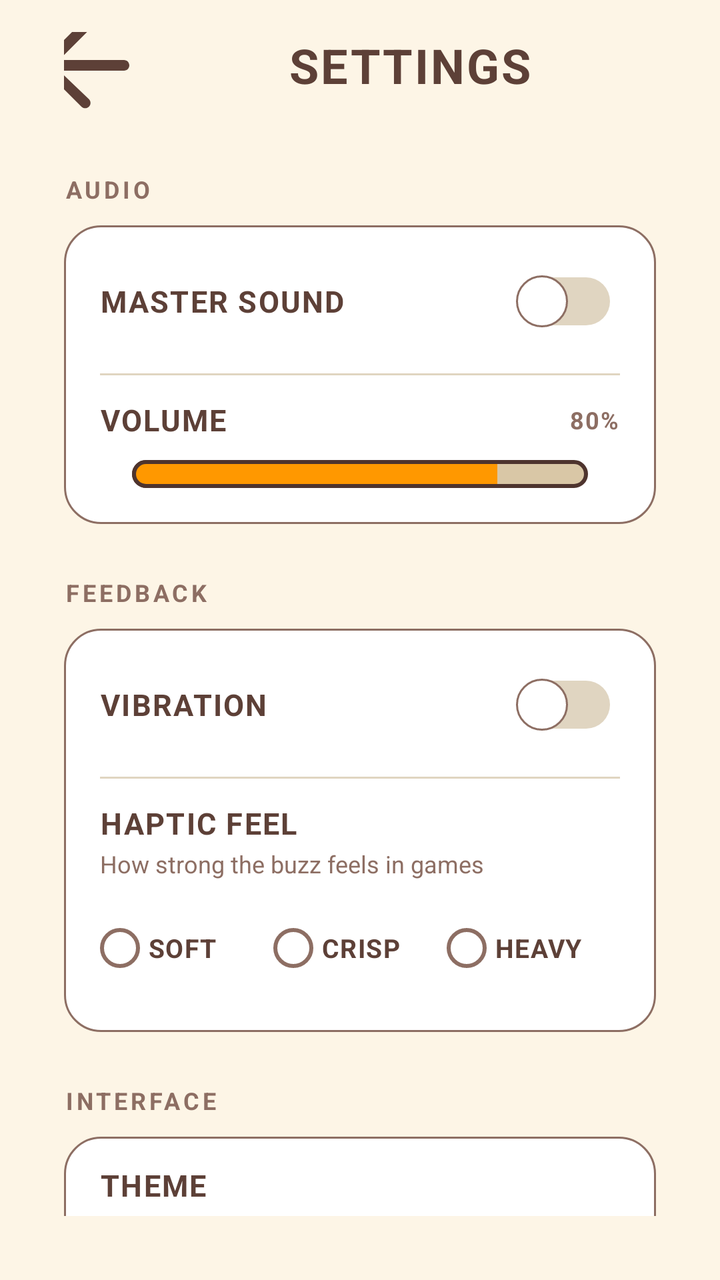
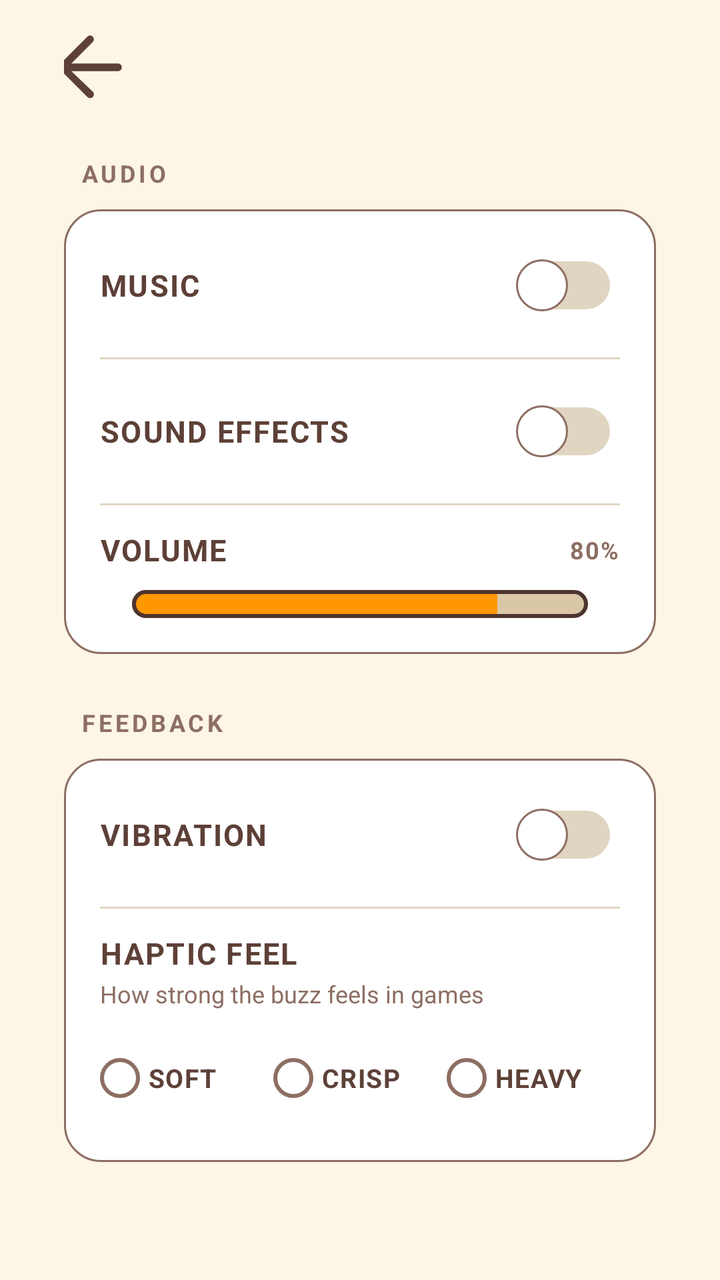

An Android layout rendered at two revisions. The XML below is the earlier revision; the diff shows what the commit changed to produce the second picture.
<!-- AndroidManifest.xml: activity theme Theme.Shell -->
<!-- res/layout/activity_settings.xml -->
﻿<?xml version="1.0" encoding="utf-8"?>
<androidx.constraintlayout.widget.ConstraintLayout xmlns:android="http://schemas.android.com/apk/res/android"
    xmlns:app="http://schemas.android.com/apk/res-auto"
    android:layout_width="match_parent"
    android:layout_height="match_parent"
    android:paddingStart="@dimen/screen_margin"
    android:paddingEnd="@dimen/screen_margin"
    android:paddingTop="@dimen/standard_spacing"
    android:paddingBottom="@dimen/screen_margin">

    <ImageButton
        android:id="@+id/btnBack"
        android:layout_width="64dp"
        android:layout_height="64dp"
        android:layout_marginStart="-24dp"
        android:layout_marginTop="-16dp"
        android:background="?attr/selectableItemBackgroundBorderless"
        android:contentDescription="@string/back"
        android:scaleType="fitCenter"
        android:src="@drawable/ic_back_arrow"
        app:layout_constraintStart_toStartOf="parent"
        app:layout_constraintTop_toTopOf="parent" />

    <TextView
        android:id="@+id/screenTitle"
        android:layout_width="0dp"
        android:layout_height="wrap_content"
        android:layout_marginStart="10dp"
        android:letterSpacing="0.04"
        android:maxLines="1"
        android:shadowColor="#33FFFFFF"
        android:shadowDx="0"
        android:shadowDy="3"
        android:shadowRadius="0"
        android:text="@string/settings"
        android:textAlignment="center"
        android:textAllCaps="true"
        android:textColor="@color/studio_on_background"
        android:textSize="24sp"
        android:textStyle="bold"
        app:autoSizeMaxTextSize="24sp"
        app:autoSizeMinTextSize="13sp"
        app:autoSizeStepGranularity="1sp"
        app:autoSizeTextType="uniform"
        app:layout_constraintBottom_toBottomOf="@id/btnBack"
        app:layout_constraintEnd_toEndOf="parent"
        app:layout_constraintStart_toEndOf="@id/btnBack"
        app:layout_constraintTop_toTopOf="@id/btnBack" />

    <androidx.core.widget.NestedScrollView
        android:layout_width="0dp"
        android:layout_height="0dp"
        android:layout_marginTop="16dp"
        android:clipToPadding="false"
        android:fillViewport="true"
        android:scrollbars="none"
        app:layout_constraintBottom_toBottomOf="parent"
        app:layout_constraintEnd_toEndOf="parent"
        app:layout_constraintStart_toStartOf="parent"
        app:layout_constraintTop_toBottomOf="@id/btnBack">

        <LinearLayout
            android:layout_width="match_parent"
            android:layout_height="wrap_content"
            android:orientation="vertical"
            android:paddingBottom="24dp">

            
            <TextView
                style="@style/SectionLabel"
                android:text="@string/section_audio" />

            <LinearLayout
                android:layout_width="match_parent"
                android:layout_height="wrap_content"
                android:layout_marginBottom="20dp"
                android:background="@drawable/bg_settings_card"
                android:orientation="vertical"
                android:paddingStart="18dp"
                android:paddingTop="14dp"
                android:paddingEnd="18dp"
                android:paddingBottom="18dp">

                <LinearLayout
                    android:layout_width="match_parent"
                    android:layout_height="wrap_content"
                    android:gravity="center_vertical"
                    android:orientation="horizontal">

                    <TextView
                        style="@style/RowLabel"
                        android:layout_width="0dp"
                        android:layout_weight="1"
                        android:text="@string/row_master_sound" />

                    <androidx.appcompat.widget.SwitchCompat
                        android:id="@+id/swSound"
                        android:layout_width="wrap_content"
                        android:layout_height="wrap_content"
                        android:thumb="@drawable/switch_thumb"
                        app:track="@drawable/switch_track" />
                </LinearLayout>

                <View
                    android:layout_width="match_parent"
                    android:layout_height="1dp"
                    android:layout_marginTop="12dp"
                    android:layout_marginBottom="12dp"
                    android:background="@color/studio_muted" />

                <LinearLayout
                    android:layout_width="match_parent"
                    android:layout_height="wrap_content"
                    android:gravity="center_vertical"
                    android:orientation="horizontal">

                    <TextView
                        style="@style/RowLabel"
                        android:layout_width="0dp"
                        android:layout_weight="1"
                        android:text="@string/row_volume" />

                    <TextView
                        android:id="@+id/volValue"
                        android:layout_width="wrap_content"
                        android:layout_height="wrap_content"
                        android:letterSpacing="0.06"
                        android:text="80%"
                        android:textColor="@color/studio_border"
                        android:textSize="12sp"
                        android:textStyle="bold" />
                </LinearLayout>

                <SeekBar
                    android:id="@+id/seekVolume"
                    android:layout_width="match_parent"
                    android:layout_height="wrap_content"
                    android:layout_marginTop="10dp"
                    android:max="100"
                    android:maxHeight="14dp"
                    android:minHeight="14dp"
                    android:progress="80"
                    android:progressDrawable="@drawable/seek_progress"
                    android:splitTrack="false"
                    android:thumb="@drawable/seek_thumb" />
            </LinearLayout>

            
            <TextView
                style="@style/SectionLabel"
                android:text="@string/section_feedback" />

            <LinearLayout
                android:layout_width="match_parent"
                android:layout_height="wrap_content"
                android:layout_marginBottom="20dp"
                android:background="@drawable/bg_settings_card"
                android:orientation="vertical"
                android:paddingStart="18dp"
                android:paddingTop="14dp"
                android:paddingEnd="18dp"
                android:paddingBottom="18dp">

                <LinearLayout
                    android:layout_width="match_parent"
                    android:layout_height="wrap_content"
                    android:gravity="center_vertical"
                    android:orientation="horizontal">

                    <TextView
                        style="@style/RowLabel"
                        android:layout_width="0dp"
                        android:layout_weight="1"
                        android:text="@string/row_vibration" />

                    <androidx.appcompat.widget.SwitchCompat
                        android:id="@+id/swVibe"
                        android:layout_width="wrap_content"
                        android:layout_height="wrap_content"
                        android:thumb="@drawable/switch_thumb"
                        app:track="@drawable/switch_track" />
                </LinearLayout>

                <View
                    android:layout_width="match_parent"
                    android:layout_height="1dp"
                    android:layout_marginTop="12dp"
                    android:layout_marginBottom="12dp"
                    android:background="@color/studio_muted" />

                <TextView
                    style="@style/RowLabel"
                    android:text="@string/row_haptic_feel" />

                <TextView
                    style="@style/RowHint"
                    android:layout_marginTop="2dp"
                    android:text="@string/row_haptic_feel_hint" />

                <RadioGroup
                    android:id="@+id/hapticGroup"
                    android:layout_width="match_parent"
                    android:layout_height="wrap_content"
                    android:layout_marginTop="10dp"
                    android:orientation="horizontal">

                    <RadioButton
                        android:id="@+id/rbHapticSoft"
                        android:layout_width="0dp"
                        android:layout_height="wrap_content"
                        android:layout_weight="1"
                        android:button="@drawable/radio_shell"
                        android:buttonTint="@color/radio_tint"
                        android:letterSpacing="0.04"
                        android:paddingStart="4dp"
                        android:paddingEnd="4dp"
                        android:text="@string/haptic_soft"
                        android:textAllCaps="true"
                        android:textColor="@color/studio_on_surface"
                        android:textSize="13sp"
                        android:textStyle="bold" />

                    <RadioButton
                        android:id="@+id/rbHapticCrisp"
                        android:layout_width="0dp"
                        android:layout_height="wrap_content"
                        android:layout_weight="1"
                        android:button="@drawable/radio_shell"
                        android:buttonTint="@color/radio_tint"
                        android:letterSpacing="0.04"
                        android:paddingStart="4dp"
                        android:paddingEnd="4dp"
                        android:text="@string/haptic_crisp"
                        android:textAllCaps="true"
                        android:textColor="@color/studio_on_surface"
                        android:textSize="13sp"
                        android:textStyle="bold" />

                    <RadioButton
                        android:id="@+id/rbHapticHeavy"
                        android:layout_width="0dp"
                        android:layout_height="wrap_content"
                        android:layout_weight="1"
                        android:button="@drawable/radio_shell"
                        android:buttonTint="@color/radio_tint"
                        android:letterSpacing="0.04"
                        android:paddingStart="4dp"
                        android:paddingEnd="4dp"
                        android:text="@string/haptic_heavy"
                        android:textAllCaps="true"
                        android:textColor="@color/studio_on_surface"
                        android:textSize="13sp"
                        android:textStyle="bold" />
                </RadioGroup>
            </LinearLayout>

            
            <TextView
                style="@style/SectionLabel"
                android:text="@string/section_interface" />

            <LinearLayout
                android:layout_width="match_parent"
                android:layout_height="wrap_content"
                android:background="@drawable/bg_settings_card"
                android:orientation="vertical"
                android:paddingStart="18dp"
                android:paddingTop="14dp"
                android:paddingEnd="18dp"
                android:paddingBottom="18dp">

                <TextView
                    style="@style/RowLabel"
                    android:text="@string/row_theme" />

                <TextView
                    style="@style/RowHint"
                    android:layout_marginTop="2dp"
                    android:text="@string/row_theme_hint" />

                <RadioGroup
                    android:id="@+id/themeGroup"
                    android:layout_width="match_parent"
                    android:layout_height="wrap_content"
                    android:layout_marginTop="10dp"
                    android:orientation="horizontal">

                    <RadioButton
                        android:id="@+id/rbThemeLight"
                        android:layout_width="0dp"
                        android:layout_height="wrap_content"
                        android:layout_weight="1"
                        android:button="@drawable/radio_shell"
                        android:buttonTint="@color/radio_tint"
                        android:letterSpacing="0.04"
                        android:paddingStart="4dp"
                        android:paddingEnd="4dp"
                        android:text="@string/theme_light"
                        android:textAllCaps="true"
                        android:textColor="@color/studio_on_surface"
                        android:textSize="13sp"
                        android:textStyle="bold" />

                    <RadioButton
                        android:id="@+id/rbThemeDark"
                        android:layout_width="0dp"
                        android:layout_height="wrap_content"
                        android:layout_weight="1"
                        android:button="@drawable/radio_shell"
                        android:buttonTint="@color/radio_tint"
                        android:letterSpacing="0.04"
                        android:paddingStart="4dp"
                        android:paddingEnd="4dp"
                        android:text="@string/theme_dark"
                        android:textAllCaps="true"
                        android:textColor="@color/studio_on_surface"
                        android:textSize="13sp"
                        android:textStyle="bold" />
                </RadioGroup>

                <View
                    android:layout_width="match_parent"
                    android:layout_height="1dp"
                    android:layout_marginTop="12dp"
                    android:layout_marginBottom="12dp"
                    android:background="@color/studio_muted" />

                <LinearLayout
                    android:layout_width="match_parent"
                    android:layout_height="wrap_content"
                    android:gravity="center_vertical"
                    android:orientation="horizontal">

                    <LinearLayout
                        android:layout_width="0dp"
                        android:layout_height="wrap_content"
                        android:layout_weight="1"
                        android:orientation="vertical">

                        <TextView
                            style="@style/RowLabel"
                            android:text="@string/row_developer_mode" />

                        <TextView
                            style="@style/RowHint"
                            android:layout_marginTop="2dp"
                            android:text="@string/row_developer_mode_hint" />
                    </LinearLayout>

                    <androidx.appcompat.widget.SwitchCompat
                        android:id="@+id/swDev"
                        android:layout_width="wrap_content"
                        android:layout_height="wrap_content"
                        android:thumb="@drawable/switch_thumb"
                        app:track="@drawable/switch_track" />
                </LinearLayout>
            </LinearLayout>

            <TextView
                android:layout_width="match_parent"
                android:layout_height="wrap_content"
                android:layout_marginTop="4dp"
                android:gravity="center"
                android:text="@string/footer_brand"
                android:textColor="@color/studio_border"
                android:textSize="12sp"
                android:textStyle="bold" />
        </LinearLayout>
    </androidx.core.widget.NestedScrollView>
</androidx.constraintlayout.widget.ConstraintLayout>
<!-- resources referenced by this layout -->
<resources>
  <color name="studio_border">#8D6E63</color>
  <color name="studio_muted">#E0D5C1</color>
  <color name="studio_on_background">#5D4037</color>
  <color name="studio_on_surface">#5D4037</color>
  <dimen name="screen_margin">32dp</dimen>
  <dimen name="standard_spacing">16dp</dimen>
  <!-- drawable ic_back_arrow (drawable) -->
  <?xml version="1.0" encoding="utf-8"?>
  
  <vector xmlns:android="http://schemas.android.com/apk/res/android"
      android:width="34dp"
      android:height="34dp"
      android:viewportWidth="24"
      android:viewportHeight="24">
      
      <path
          android:fillColor="@color/studio_on_background"
          android:pathData="M20,11H7.83l5.59,-5.59c0.39,-0.39 0.39,-1.02 0,-1.41 -0.39,-0.39 -1.02,-0.39 -1.41,0l-7.17,7.17c-0.39,0.39 -0.39,1.02 0,1.41l7.17,7.17c0.2,0.2 0.45,0.29 0.71,0.29 0.26,0 0.51,-0.1 0.71,-0.29 0.39,-0.39 0.39,-1.02 0,-1.41L7.83,13H20c0.55,0 1,-0.45 1,-1s-0.45,-1 -1,-1z"/>
  </vector>
  <string name="back">Back</string>
  <string name="footer_brand">Redundant Studios · v1.0</string>
  <string name="haptic_crisp">Crisp</string>
  <string name="haptic_heavy">Heavy</string>
  <string name="haptic_soft">Soft</string>
  <string name="row_developer_mode">Developer mode</string>
  <string name="row_developer_mode_hint">Adds in-game test tools (bot speed test)</string>
  <string name="row_haptic_feel">Haptic feel</string>
  <string name="row_haptic_feel_hint">How strong the buzz feels in games</string>
  <string name="row_master_sound">Master sound</string>
  <string name="row_theme">Theme</string>
  <string name="row_theme_hint">Applies to the whole shell</string>
  <string name="row_vibration">Vibration</string>
  <string name="row_volume">Volume</string>
  <string name="section_audio">Audio</string>
  <string name="section_feedback">Feedback</string>
  <string name="section_interface">Interface</string>
  <string name="settings">Settings</string>
  <string name="theme_dark">Dark</string>
  <string name="theme_light">Light</string>
  <style name="RowHint">
          <item name="android:layout_width">wrap_content</item>
          <item name="android:layout_height">wrap_content</item>
          <item name="android:textColor">@color/studio_border</item>
          <item name="android:textSize">12sp</item>
      </style>
  <style name="SectionLabel">
          <item name="android:layout_width">wrap_content</item>
          <item name="android:layout_height">wrap_content</item>
          <item name="android:textColor">@color/studio_border</item>
          <item name="android:textSize">12sp</item>
          <item name="android:textStyle">bold</item>
          <item name="android:textAllCaps">true</item>
          <item name="android:letterSpacing">0.14</item>
          <item name="android:layout_marginTop">6dp</item>
          <item name="android:layout_marginBottom">10dp</item>
      </style>
  <color name="studio_surface">#FFFFFF</color>
  <color name="studio_border_dark">#4E342E</color>
  <color name="studio_accent">#FF9800</color>
  <color name="white">#FFFFFFFF</color>
  <color name="studio_primary">#4CAF50</color>
  <color name="studio_ink">#5D4037</color>
  <color name="studio_background">#FDF5E6</color>
  <!-- unchanged entries left out for length: 10 -->
</resources>

<!-- the commit's change to res/layout/activity_settings.xml (unified diff, before → after) -->
@@ -10,19 +10,16 @@
 
     <ImageButton
         android:id="@+id/btnBack"
-        android:layout_width="64dp"
-        android:layout_height="64dp"
-        android:layout_marginStart="-24dp"
-        android:layout_marginTop="-16dp"
+        android:layout_width="46dp"
+        android:layout_height="46dp"
+        android:layout_marginStart="-12dp"
+        android:layout_marginTop="-6dp"
         android:background="?attr/selectableItemBackgroundBorderless"
         android:contentDescription="@string/back"
         android:scaleType="fitCenter"
         android:src="@drawable/ic_back_arrow"
         app:layout_constraintStart_toStartOf="parent"
         app:layout_constraintTop_toTopOf="parent" />
-
-    <TextView
-        android:id="@+id/screenTitle"
         android:layout_width="0dp"
         android:layout_height="wrap_content"
         android:layout_marginStart="10dp"
@@ -36,10 +33,10 @@
         android:textAlignment="center"
         android:textAllCaps="true"
         android:textColor="@color/studio_on_background"
-        android:textSize="24sp"
+        android:textSize="21sp"
         android:textStyle="bold"
-        app:autoSizeMaxTextSize="24sp"
-        app:autoSizeMinTextSize="13sp"
+        app:autoSizeMaxTextSize="21sp"
+        app:autoSizeMinTextSize="12sp"
         app:autoSizeStepGranularity="1sp"
         app:autoSizeTextType="uniform"
         app:layout_constraintBottom_toBottomOf="@id/btnBack"
@@ -48,6 +45,7 @@
         app:layout_constraintTop_toTopOf="@id/btnBack" />
 
     <androidx.core.widget.NestedScrollView
+        android:id="@+id/settingsScroll"
         android:layout_width="0dp"
         android:layout_height="0dp"
         android:layout_marginTop="16dp"
@@ -91,7 +89,34 @@
                         style="@style/RowLabel"
                         android:layout_width="0dp"
                         android:layout_weight="1"
-                        android:text="@string/row_master_sound" />
+                        android:text="@string/row_music" />
+
+                    <androidx.appcompat.widget.SwitchCompat
+                        android:id="@+id/swMusic"
+                        android:layout_width="wrap_content"
+                        android:layout_height="wrap_content"
+                        android:thumb="@drawable/switch_thumb"
+                        app:track="@drawable/switch_track" />
+                </LinearLayout>
+
+                <View
+                    android:layout_width="match_parent"
+                    android:layout_height="1dp"
+                    android:layout_marginTop="12dp"
+                    android:layout_marginBottom="12dp"
+                    android:background="@color/studio_muted" />
+
+                <LinearLayout
+                    android:layout_width="match_parent"
+                    android:layout_height="wrap_content"
+                    android:gravity="center_vertical"
+                    android:orientation="horizontal">
+
+                    <TextView
+                        style="@style/RowLabel"
+                        android:layout_width="0dp"
+                        android:layout_weight="1"
+                        android:text="@string/row_sfx" />
 
                     <androidx.appcompat.widget.SwitchCompat
                         android:id="@+id/swSound"
@@ -252,6 +277,142 @@
                         android:textSize="13sp"
                         android:textStyle="bold" />
                 </RadioGroup>
+            </LinearLayout>
+
+            
+            <TextView
+                style="@style/SectionLabel"
+                android:text="@string/section_notifications" />
+
+            <LinearLayout
+                android:layout_width="match_parent"
+                android:layout_height="wrap_content"
+                android:layout_marginBottom="20dp"
+                android:background="@drawable/bg_settings_card"
+                android:orientation="vertical"
+                android:paddingStart="18dp"
+                android:paddingTop="14dp"
+                android:paddingEnd="18dp"
+                android:paddingBottom="18dp">
+
+                <LinearLayout
+                    android:layout_width="match_parent"
+                    android:layout_height="wrap_content"
+                    android:gravity="center_vertical"
+                    android:orientation="horizontal">
+
+                    <LinearLayout
+                        android:layout_width="0dp"
+                        android:layout_height="wrap_content"
+                        android:layout_weight="1"
+                        android:orientation="vertical">
+
+                        <TextView
+                            style="@style/RowLabel"
+                            android:text="@string/row_reminders" />
+
+                        <TextView
+                            style="@style/RowHint"
+                            android:layout_marginTop="2dp"
+                            android:text="@string/row_reminders_hint" />
+                    </LinearLayout>
+
+                    <androidx.appcompat.widget.SwitchCompat
+                        android:id="@+id/swReminders"
+                        android:layout_width="wrap_content"
+                        android:layout_height="wrap_content"
+                        android:thumb="@drawable/switch_thumb"
+                        app:track="@drawable/switch_track" />
+                </LinearLayout>
+
+                <View
+                    android:layout_width="match_parent"
+                    android:layout_height="1dp"
+                    android:layout_marginTop="12dp"
+                    android:layout_marginBottom="12dp"
+                    android:background="@color/studio_muted" />
+
+                <TextView
+                    style="@style/RowLabel"
+                    android:text="@string/row_reminder_time" />
+
+                <RadioGroup
+                    android:id="@+id/slotGroup"
+                    android:layout_width="match_parent"
+                    android:layout_height="wrap_content"
+                    android:layout_marginTop="10dp"
+                    android:orientation="horizontal">
+
+                    <RadioButton
+                        android:id="@+id/rbSlotMorning"
+                        android:layout_width="0dp"
+                        android:layout_height="wrap_content"
+                        android:layout_weight="1"
+                        android:button="@drawable/radio_shell"
+                        android:buttonTint="@color/radio_tint"
+                        android:letterSpacing="0.04"
+                        android:paddingStart="4dp"
+                        android:paddingEnd="4dp"
+                        android:text="@string/slot_morning"
+                        android:textAllCaps="true"
+                        android:textColor="@color/studio_on_surface"
+                        android:textSize="13sp"
+                        android:textStyle="bold" />
+
+                    <RadioButton
+                        android:id="@+id/rbSlotAfternoon"
+                        android:layout_width="0dp"
+                        android:layout_height="wrap_content"
+                        android:layout_weight="1"
+                        android:button="@drawable/radio_shell"
+                        android:buttonTint="@color/radio_tint"
+                        android:letterSpacing="0.04"
+                        android:paddingStart="4dp"
+                        android:paddingEnd="4dp"
+                        android:text="@string/slot_afternoon"
+                        android:textAllCaps="true"
+                        android:textColor="@color/studio_on_surface"
+                        android:textSize="13sp"
+                        android:textStyle="bold" />
+
+                    <RadioButton
+                        android:id="@+id/rbSlotEvening"
+                        android:layout_width="0dp"
+                        android:layout_height="wrap_content"
+                        android:layout_weight="1"
+                        android:button="@drawable/radio_shell"
+                        android:buttonTint="@color/radio_tint"
+                        android:letterSpacing="0.04"
+                        android:paddingStart="4dp"
+                        android:paddingEnd="4dp"
+                        android:text="@string/slot_evening"
+                        android:textAllCaps="true"
+                        android:textColor="@color/studio_on_surface"
+                        android:textSize="13sp"
+                        android:textStyle="bold" />
+                </RadioGroup>
+
+                <View
+                    android:layout_width="match_parent"
+                    android:layout_height="1dp"
+                    android:layout_marginTop="12dp"
+                    android:layout_marginBottom="12dp"
+                    android:background="@color/studio_muted" />
+
+                <TextView
+                    android:id="@+id/btnTestNotif"
+                    android:layout_width="match_parent"
+                    android:layout_height="44dp"
+                    android:layout_marginTop="14dp"
+                    android:background="@drawable/bg_small_button"
+                    android:gravity="center"
+                    android:letterSpacing="0.06"
+                    android:text="@string/btn_send_test"
+                    android:textAllCaps="true"
+                    android:textColor="@color/white"
+                    android:textSize="13sp"
+                    android:textStyle="bold"
+                    android:visibility="gone" />
             </LinearLayout>
 
             
<!-- resource entries referenced after the edit -->
@@ -6,12 +6,18 @@
   <color name="studio_on_surface">#5D4037</color>
   <dimen name="screen_margin">32dp</dimen>
   <dimen name="standard_spacing">16dp</dimen>
+  <!-- drawable bg_small_button (drawable) -->
+  <?xml version="1.0" encoding="utf-8"?>
+  <shape xmlns:android="http://schemas.android.com/apk/res/android"
+      android:shape="rectangle">
+      <corners android:radius="14dp" />
+      <solid android:color="@color/studio_primary" />
+  </shape>
   <!-- drawable ic_back_arrow (drawable) -->
   <?xml version="1.0" encoding="utf-8"?>
-  
   <vector xmlns:android="http://schemas.android.com/apk/res/android"
-      android:width="34dp"
-      android:height="34dp"
+      android:width="28dp"
+      android:height="28dp"
       android:viewportWidth="24"
       android:viewportHeight="24">
       
@@ -20,6 +26,7 @@
           android:pathData="M20,11H7.83l5.59,-5.59c0.39,-0.39 0.39,-1.02 0,-1.41 -0.39,-0.39 -1.02,-0.39 -1.41,0l-7.17,7.17c-0.39,0.39 -0.39,1.02 0,1.41l7.17,7.17c0.2,0.2 0.45,0.29 0.71,0.29 0.26,0 0.51,-0.1 0.71,-0.29 0.39,-0.39 0.39,-1.02 0,-1.41L7.83,13H20c0.55,0 1,-0.45 1,-1s-0.45,-1 -1,-1z"/>
   </vector>
   <string name="back">Back</string>
+  <string name="btn_send_test">Send test notification</string>
   <string name="footer_brand">Redundant Studios · v1.0</string>
   <string name="haptic_crisp">Crisp</string>
   <string name="haptic_heavy">Heavy</string>
@@ -28,7 +35,11 @@
   <string name="row_developer_mode_hint">Adds in-game test tools (bot speed test)</string>
   <string name="row_haptic_feel">Haptic feel</string>
   <string name="row_haptic_feel_hint">How strong the buzz feels in games</string>
-  <string name="row_master_sound">Master sound</string>
+  <string name="row_music">Music</string>
+  <string name="row_reminder_time">Reminder time</string>
+  <string name="row_reminders">Reminders</string>
+  <string name="row_reminders_hint">A gentle daily nudge, never while you play</string>
+  <string name="row_sfx">Sound effects</string>
   <string name="row_theme">Theme</string>
   <string name="row_theme_hint">Applies to the whole shell</string>
   <string name="row_vibration">Vibration</string>
@@ -36,7 +47,11 @@
   <string name="section_audio">Audio</string>
   <string name="section_feedback">Feedback</string>
   <string name="section_interface">Interface</string>
+  <string name="section_notifications">Notifications</string>
   <string name="settings">Settings</string>
+  <string name="slot_afternoon">Noon</string>
+  <string name="slot_evening">Evening</string>
+  <string name="slot_morning">Morning</string>
   <string name="theme_dark">Dark</string>
   <string name="theme_light">Light</string>
   <style name="RowHint">
@@ -47,6 +62,7 @@
       </style>
   <style name="SectionLabel">
           <item name="android:layout_width">wrap_content</item>
+          <item name="android:paddingStart">8dp</item>
           <item name="android:layout_height">wrap_content</item>
           <item name="android:textColor">@color/studio_border</item>
           <item name="android:textSize">12sp</item>
